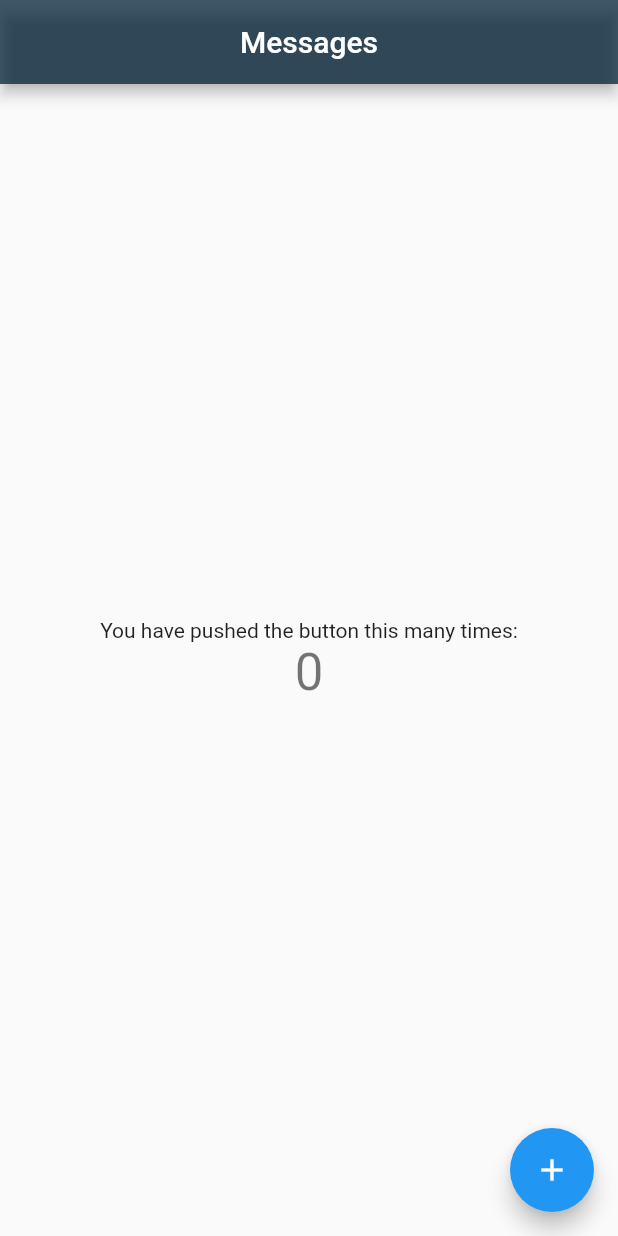
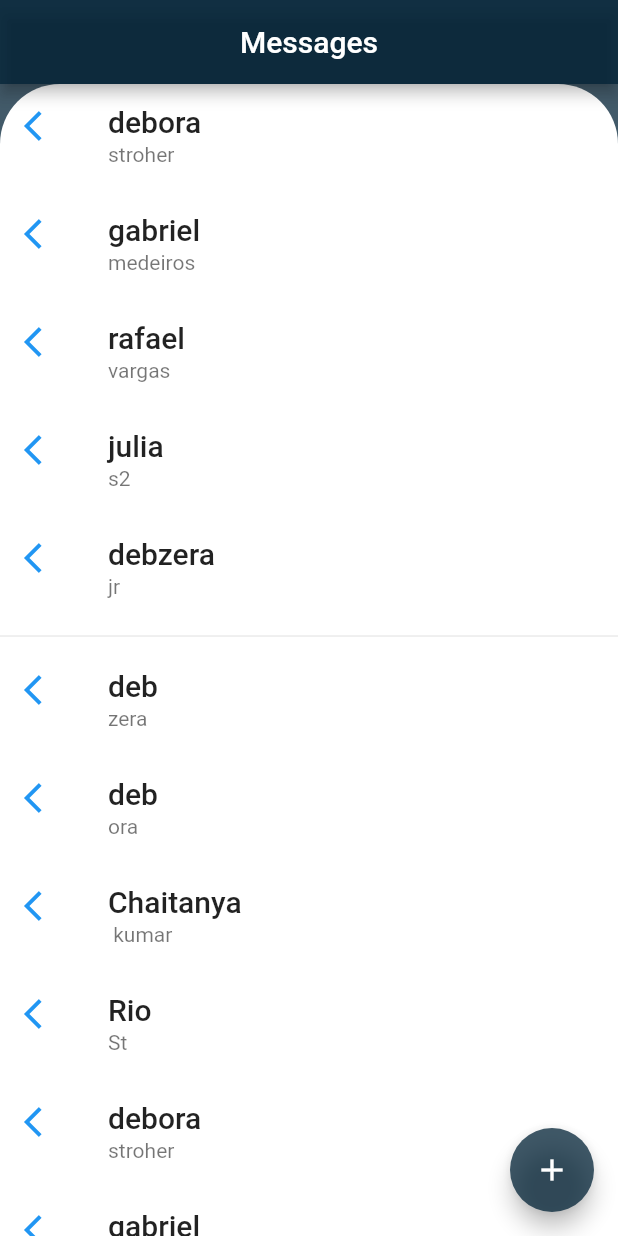
Before and after one commit to stroherdebora/chat, a Flutter app: the screen it shows after launch, on a phone screen of 412 x 824 dp. Run offline on Flutter 3.47's test engine with Material 2 defaults, Android fonts, the phone set to English and light mode, and no system bars.

Commit message:
fix layout and add list

```diff
--- a/lib/main.dart
+++ b/lib/main.dart
@@ -13,6 +13,8 @@ class MyApp extends StatelessWidget {
   @override
   Widget build(BuildContext context) {
     return MaterialApp(
+      title: 'Chat',
+      debugShowCheckedModeBanner: false,
       theme: ThemeData(
         appBarTheme: const AppBarTheme(
           color: primaryColor,
--- a/lib/messages.dart
+++ b/lib/messages.dart
@@ -16,27 +16,74 @@ class _MessagesState extends State<Messages> {
     });
   }
 
+  final primaryColor = Color.fromARGB(190, 1, 34, 54);
+
+  Widget _buildList() => ListView(
+        // name is a listTile widget which is defined below
+        children: [
+          name('debora', 'stroher'),
+          name('gabriel', 'medeiros'),
+          name('rafael', 'vargas'),
+          name('julia', 's2'),
+          name('debzera', 'jr'),
+          const Divider(),
+          name('deb', 'zera'),
+          name('deb', 'ora'),
+          name('Chaitanya', ' kumar'),
+          name('Rio', 'St'),
+          name('debora', 'stroher'),
+          name('gabriel', 'medeiros'),
+          name('rafael', 'vargas'),
+          name('julia', 's2'),
+          name('debzera', 'jr'),
+        ],
+      );
+
+// name is a function returning ListTile widget
+  ListTile name(String firstName, String lastName) => ListTile(
+        title: Text(firstName,
+            style: const TextStyle(
+              fontWeight: FontWeight.w500,
+              fontSize: 20,
+            )),
+        subtitle: Text(lastName),
+        leading: Icon(
+          Icons.arrow_back_ios,
+          color: Colors.blue[500],
+        ),
+      );
+
   @override
   Widget build(BuildContext context) {
     return Scaffold(
+      backgroundColor: primaryColor,
       appBar: AppBar(
         title: const Center(
-          child: Text(
-            'Messages',
-            textAlign: TextAlign.center,
-          ),
+          child: Text('Messages', textAlign: TextAlign.center),
         ),
       ),
-      body: Center(
-        child: Column(
-          mainAxisAlignment: MainAxisAlignment.center,
+      body: SingleChildScrollView(
+        child: Stack(
           children: <Widget>[
-            const Text('You have pushed the button this many times:'),
-            Text('$_counter', style: Theme.of(context).textTheme.headline4),
+            Container(
+              height: MediaQuery.of(context).size.height,
+              width: double.infinity,
+              color: Colors.transparent,
+              child: Container(
+                decoration: const BoxDecoration(
+                    color: Colors.white,
+                    borderRadius: BorderRadius.only(
+                      topLeft: Radius.circular(40.0),
+                      topRight: Radius.circular(40.0),
+                    )),
+                child: _buildList(),
+              ),
+            )
           ],
         ),
       ),
       floatingActionButton: FloatingActionButton(
+        backgroundColor: primaryColor,
         onPressed: (_incrementCounter),
         tooltip: 'Increment',
         child: const Icon(Icons.add),
```
